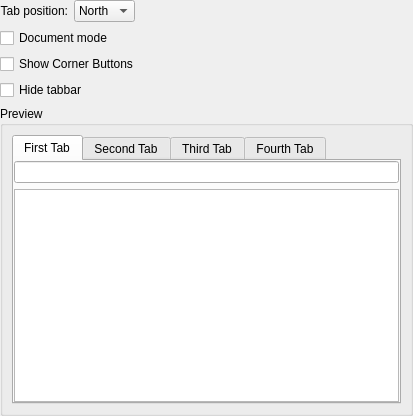
The window that kstyles/oxygen/demo/ui/oxygentabdemowidget.ui (mgottschlag/kwin-tiling) describes before a commit, drawn with Qt 5.
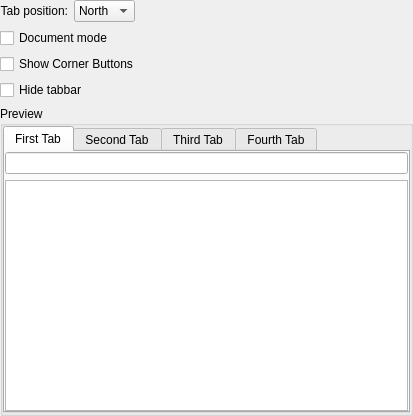
The same window after the commit. Custom widgets are drawn as their Qt base class.

Diff of the .ui file:
```diff
--- a/kstyles/oxygen/demo/ui/oxygentabdemowidget.ui
+++ b/kstyles/oxygen/demo/ui/oxygentabdemowidget.ui
@@ -101,6 +101,9 @@
       <string>Preview</string>
      </property>
      <layout class="QVBoxLayout" name="verticalLayout_3">
+      <property name="margin">
+       <number>0</number>
+      </property>
       <item>
        <widget class="Oxygen::TabWidget" name="tabWidget">
         <property name="tabPosition">
```
